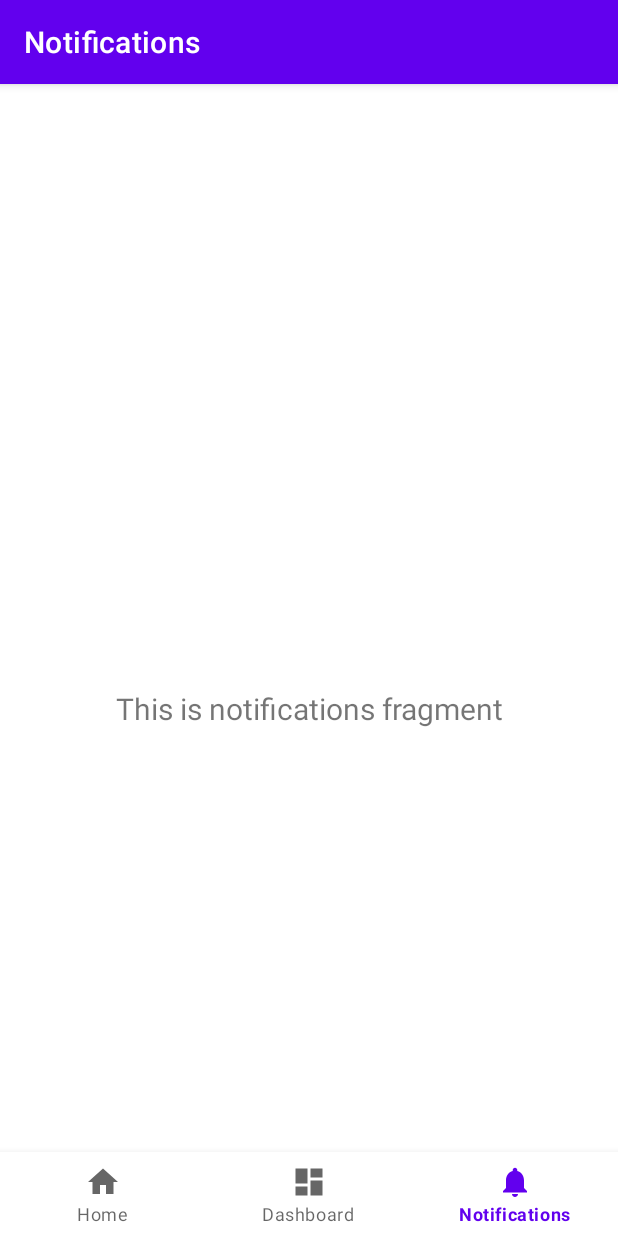
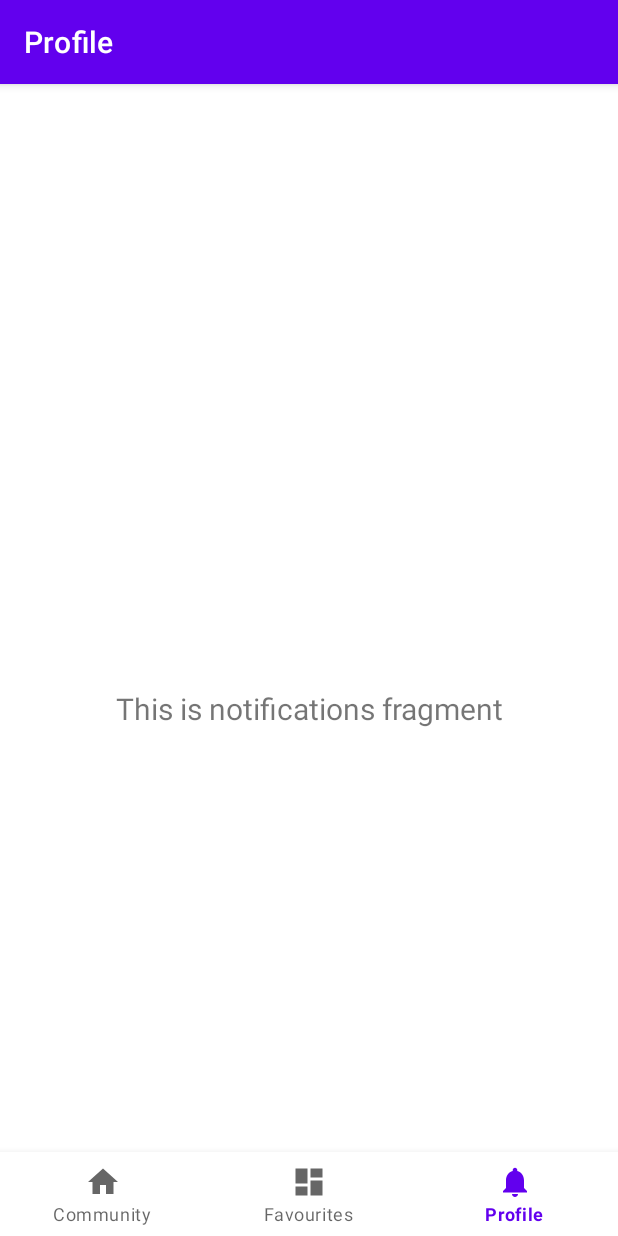
Before and after one commit to ndzxlo/BeanThere, an Android app: the ProfileFragment screen opened through its navigation route, item 3 of the bottom bar chosen, on a phone screen of 412 x 824 dp. Run offline under Robolectric (Android 15) with nearby library versions, the phone set to English and light mode, and no system bars; our stand-ins replace navigation-ui.

Commit message:
password match check and new navigation bar layout

```diff
--- a/app/src/main/java/com/example/beanthere/MainActivity.java
+++ b/app/src/main/java/com/example/beanthere/MainActivity.java
@@ -27,7 +27,7 @@ public class MainActivity extends AppCompatActivity {
         // Passing each menu ID as a set of Ids because each
         // menu should be considered as top level destinations.
         AppBarConfiguration appBarConfiguration = new AppBarConfiguration.Builder(
-                R.id.navigation_home, R.id.navigation_dashboard, R.id.navigation_notifications)
+                R.id.navigation_community, R.id.navigation_favourites, R.id.navigation_profile)
                 .build();
         NavController navController = Navigation.findNavController(this, R.id.nav_host_fragment_activity_main);
         NavigationUI.setupActionBarWithNavController(this, navController, appBarConfiguration);
--- a/app/src/main/java/com/example/beanthere/network/supaBaseClient.java
+++ b/app/src/main/java/com/example/beanthere/network/supaBaseClient.java
@@ -1,9 +1,12 @@
 package com.example.beanthere.network;
 
+import static android.provider.Settings.System.getString;
+
 import okhttp3.*;
+
+import com.example.beanthere.R;
 import com.google.gson.Gson;
 import com.google.gson.JsonObject;
-
 import java.io.IOException;
 
 public class supaBaseClient{
--- a/app/src/main/java/com/example/beanthere/ui/notifications/NotificationsFragment.java
+++ b/app/src/main/java/com/example/beanthere/ui/Community/CommunityFragment.java
@@ -1,4 +1,4 @@
-package com.example.beanthere.ui.notifications;
+package com.example.beanthere.ui.Community;
 
 import android.os.Bundle;
 import android.view.LayoutInflater;
@@ -10,22 +10,22 @@ import androidx.annotation.NonNull;
 import androidx.fragment.app.Fragment;
 import androidx.lifecycle.ViewModelProvider;
 
-import com.example.beanthere.databinding.FragmentNotificationsBinding;
+import com.example.beanthere.databinding.FragmentCommunityBinding;
 
-public class NotificationsFragment extends Fragment {
+public class CommunityFragment extends Fragment {
 
-    private FragmentNotificationsBinding binding;
+    private FragmentCommunityBinding binding;
 
     public View onCreateView(@NonNull LayoutInflater inflater,
                              ViewGroup container, Bundle savedInstanceState) {
-        NotificationsViewModel notificationsViewModel =
-                new ViewModelProvider(this).get(NotificationsViewModel.class);
+        CommunityViewModel communityViewModel =
+                new ViewModelProvider(this).get(CommunityViewModel.class);
 
-        binding = FragmentNotificationsBinding.inflate(inflater, container, false);
+        binding = FragmentCommunityBinding.inflate(inflater, container, false);
         View root = binding.getRoot();
 
-        final TextView textView = binding.textNotifications;
-        notificationsViewModel.getText().observe(getViewLifecycleOwner(), textView::setText);
+        final TextView textView = binding.textHome;
+        communityViewModel.getText().observe(getViewLifecycleOwner(), textView::setText);
         return root;
     }
 
--- a/app/src/main/java/com/example/beanthere/ui/notifications/NotificationsViewModel.java
+++ b/app/src/main/java/com/example/beanthere/ui/Community/CommunityViewModel.java
@@ -1,16 +1,16 @@
-package com.example.beanthere.ui.notifications;
+package com.example.beanthere.ui.Community;
 
 import androidx.lifecycle.LiveData;
 import androidx.lifecycle.MutableLiveData;
 import androidx.lifecycle.ViewModel;
 
-public class NotificationsViewModel extends ViewModel {
+public class CommunityViewModel extends ViewModel {
 
     private final MutableLiveData<String> mText;
 
-    public NotificationsViewModel() {
+    public CommunityViewModel() {
         mText = new MutableLiveData<>();
-        mText.setValue("This is notifications fragment");
+        mText.setValue("This is home fragment");
     }
 
     public LiveData<String> getText() {
--- a/app/src/main/java/com/example/beanthere/ui/home/HomeFragment.java
+++ b/app/src/main/java/com/example/beanthere/ui/Favourites/FavouritesFragment.java
@@ -1,4 +1,4 @@
-package com.example.beanthere.ui.home;
+package com.example.beanthere.ui.Favourites;
 
 import android.os.Bundle;
 import android.view.LayoutInflater;
@@ -10,22 +10,22 @@ import androidx.annotation.NonNull;
 import androidx.fragment.app.Fragment;
 import androidx.lifecycle.ViewModelProvider;
 
-import com.example.beanthere.databinding.FragmentHomeBinding;
+import com.example.beanthere.databinding.FragmentFavouritesBinding;
 
-public class HomeFragment extends Fragment {
+public class FavouritesFragment extends Fragment {
 
-    private FragmentHomeBinding binding;
+    private FragmentFavouritesBinding binding;
 
     public View onCreateView(@NonNull LayoutInflater inflater,
                              ViewGroup container, Bundle savedInstanceState) {
-        HomeViewModel homeViewModel =
-                new ViewModelProvider(this).get(HomeViewModel.class);
+        FavouritesViewModel favouritesViewModel =
+                new ViewModelProvider(this).get(FavouritesViewModel.class);
 
-        binding = FragmentHomeBinding.inflate(inflater, container, false);
+        binding = FragmentFavouritesBinding.inflate(inflater, container, false);
         View root = binding.getRoot();
 
-        final TextView textView = binding.textHome;
-        homeViewModel.getText().observe(getViewLifecycleOwner(), textView::setText);
+        final TextView textView = binding.textDashboard;
+        favouritesViewModel.getText().observe(getViewLifecycleOwner(), textView::setText);
         return root;
     }
 
--- a/app/src/main/java/com/example/beanthere/ui/home/HomeViewModel.java
+++ b/app/src/main/java/com/example/beanthere/ui/Favourites/FavouritesViewModel.java
@@ -1,16 +1,16 @@
-package com.example.beanthere.ui.home;
+package com.example.beanthere.ui.Favourites;
 
 import androidx.lifecycle.LiveData;
 import androidx.lifecycle.MutableLiveData;
 import androidx.lifecycle.ViewModel;
 
-public class HomeViewModel extends ViewModel {
+public class FavouritesViewModel extends ViewModel {
 
     private final MutableLiveData<String> mText;
 
-    public HomeViewModel() {
+    public FavouritesViewModel() {
         mText = new MutableLiveData<>();
-        mText.setValue("This is home fragment");
+        mText.setValue("This is dashboard fragment");
     }
 
     public LiveData<String> getText() {
--- a/app/src/main/java/com/example/beanthere/ui/dashboard/DashboardFragment.java
+++ b/app/src/main/java/com/example/beanthere/ui/Profile/ProfileFragment.java
@@ -1,4 +1,4 @@
-package com.example.beanthere.ui.dashboard;
+package com.example.beanthere.ui.Profile;
 
 import android.os.Bundle;
 import android.view.LayoutInflater;
@@ -10,22 +10,22 @@ import androidx.annotation.NonNull;
 import androidx.fragment.app.Fragment;
 import androidx.lifecycle.ViewModelProvider;
 
-import com.example.beanthere.databinding.FragmentDashboardBinding;
+import com.example.beanthere.databinding.FragmentProfileBinding;
 
-public class DashboardFragment extends Fragment {
+public class ProfileFragment extends Fragment {
 
-    private FragmentDashboardBinding binding;
+    private FragmentProfileBinding binding;
 
     public View onCreateView(@NonNull LayoutInflater inflater,
                              ViewGroup container, Bundle savedInstanceState) {
-        DashboardViewModel dashboardViewModel =
-                new ViewModelProvider(this).get(DashboardViewModel.class);
+        ProfileViewModel profileViewModel =
+                new ViewModelProvider(this).get(ProfileViewModel.class);
 
-        binding = FragmentDashboardBinding.inflate(inflater, container, false);
+        binding = FragmentProfileBinding.inflate(inflater, container, false);
         View root = binding.getRoot();
 
-        final TextView textView = binding.textDashboard;
-        dashboardViewModel.getText().observe(getViewLifecycleOwner(), textView::setText);
+        final TextView textView = binding.textNotifications;
+        profileViewModel.getText().observe(getViewLifecycleOwner(), textView::setText);
         return root;
     }
 
--- a/app/src/main/java/com/example/beanthere/ui/dashboard/DashboardViewModel.java
+++ b/app/src/main/java/com/example/beanthere/ui/Profile/ProfileViewModel.java
@@ -1,16 +1,16 @@
-package com.example.beanthere.ui.dashboard;
+package com.example.beanthere.ui.Profile;
 
 import androidx.lifecycle.LiveData;
 import androidx.lifecycle.MutableLiveData;
 import androidx.lifecycle.ViewModel;
 
-public class DashboardViewModel extends ViewModel {
+public class ProfileViewModel extends ViewModel {
 
     private final MutableLiveData<String> mText;
 
-    public DashboardViewModel() {
+    public ProfileViewModel() {
         mText = new MutableLiveData<>();
-        mText.setValue("This is dashboard fragment");
+        mText.setValue("This is notifications fragment");
     }
 
     public LiveData<String> getText() {
--- a/app/src/main/res/layout/fragment_dashboard.xml
+++ b/app/src/main/res/layout/fragment_community.xml
@@ -4,10 +4,10 @@
     xmlns:tools="http://schemas.android.com/tools"
     android:layout_width="match_parent"
     android:layout_height="match_parent"
-    tools:context=".ui.dashboard.DashboardFragment">
+    tools:context=".ui.Community.CommunityFragment">
 
     <TextView
-        android:id="@+id/text_dashboard"
+        android:id="@+id/text_home"
         android:layout_width="match_parent"
         android:layout_height="wrap_content"
         android:layout_marginStart="8dp"
--- a/app/src/main/res/layout/fragment_home.xml
+++ b/app/src/main/res/layout/fragment_favourites.xml
@@ -4,10 +4,10 @@
     xmlns:tools="http://schemas.android.com/tools"
     android:layout_width="match_parent"
     android:layout_height="match_parent"
-    tools:context=".ui.home.HomeFragment">
+    tools:context=".ui.Favourites.FavouritesFragment">
 
     <TextView
-        android:id="@+id/text_home"
+        android:id="@+id/text_dashboard"
         android:layout_width="match_parent"
         android:layout_height="wrap_content"
         android:layout_marginStart="8dp"
--- a/app/src/main/res/layout/fragment_notifications.xml
+++ b/app/src/main/res/layout/fragment_profile.xml
@@ -4,7 +4,7 @@
     xmlns:tools="http://schemas.android.com/tools"
     android:layout_width="match_parent"
     android:layout_height="match_parent"
-    tools:context=".ui.notifications.NotificationsFragment">
+    tools:context=".ui.Profile.ProfileFragment">
 
     <TextView
         android:id="@+id/text_notifications"
--- a/app/src/main/res/menu/bottom_nav_menu.xml
+++ b/app/src/main/res/menu/bottom_nav_menu.xml
@@ -2,18 +2,18 @@
 <menu xmlns:android="http://schemas.android.com/apk/res/android">
 
     <item
-        android:id="@+id/navigation_home"
+        android:id="@+id/navigation_community"
         android:icon="@drawable/ic_home_black_24dp"
-        android:title="@string/title_home" />
+        android:title="@string/title_community" />
 
     <item
-        android:id="@+id/navigation_dashboard"
+        android:id="@+id/navigation_favourites"
         android:icon="@drawable/ic_dashboard_black_24dp"
-        android:title="@string/title_dashboard" />
+        android:title="@string/title_favourites" />
 
     <item
-        android:id="@+id/navigation_notifications"
+        android:id="@+id/navigation_profile"
         android:icon="@drawable/ic_notifications_black_24dp"
-        android:title="@string/title_notifications" />
+        android:title="@string/title_profile" />
 
 </menu>
--- a/app/src/main/res/navigation/mobile_navigation.xml
+++ b/app/src/main/res/navigation/mobile_navigation.xml
@@ -3,23 +3,28 @@
     xmlns:app="http://schemas.android.com/apk/res-auto"
     xmlns:tools="http://schemas.android.com/tools"
     android:id="@+id/mobile_navigation"
-    app:startDestination="@+id/navigation_home">
+    app:startDestination="@+id/navigation_community">
 
     <fragment
-        android:id="@+id/navigation_home"
-        android:name="com.example.beanthere.ui.home.HomeFragment"
-        android:label="@string/title_home"
-        tools:layout="@layout/fragment_home" />
+        android:id="@+id/navigation_community"
+        android:name="com.example.beanthere.ui.Community.CommunityFragment"
+        android:label="@string/title_community"
+        tools:layout="@layout/fragment_community" />
 
     <fragment
-        android:id="@+id/navigation_dashboard"
-        android:name="com.example.beanthere.ui.dashboard.DashboardFragment"
-        android:label="@string/title_dashboard"
-        tools:layout="@layout/fragment_dashboard" />
+        android:id="@+id/navigation_favourites"
+        android:name="com.example.beanthere.ui.Favourites.FavouritesFragment"
+        android:label="@string/title_favourites"
+        tools:layout="@layout/fragment_favourites" />
 
     <fragment
-        android:id="@+id/navigation_notifications"
-        android:name="com.example.beanthere.ui.notifications.NotificationsFragment"
-        android:label="@string/title_notifications"
-        tools:layout="@layout/fragment_notifications" />
+        android:id="@+id/navigation_profile"
+        android:name="com.example.beanthere.ui.Profile.ProfileFragment"
+        android:label="@string/title_profile"
+        tools:layout="@layout/fragment_profile" />
+    <fragment
+        android:id="@+id/navigation_discovered"
+        android:name="com.example.beanthere.discovered"
+        android:label="fragment_community"
+        tools:layout="@layout/fragment_discovered" />
 </navigation>
--- a/app/src/main/res/values/strings.xml
+++ b/app/src/main/res/values/strings.xml
@@ -1,6 +1,9 @@
 <resources>
     <string name="app_name">Bean There</string>
-    <string name="title_home">Home</string>
-    <string name="title_dashboard">Dashboard</string>
-    <string name="title_notifications">Notifications</string>
+    <string name="title_community">Community</string>
+    <string name="title_favourites">Favourites</string>
+    <string name="title_profile">Profile</string>
+    <string name="title_discovered">Discovered</string>
+    <!-- TODO: Remove or change this placeholder text -->
+    <string name="hello_blank_fragment">Hello blank fragment</string>
 </resources>
```
Also changed, not shown: app/src/main/java/com/example/beanthere/SignUpActivity.java (+7 -1 lines), app/src/main/java/com/example/beanthere/discovered.java (added, +64 -0 lines), app/src/main/res/layout/fragment_discovered.xml (added, +14 -0 lines).
